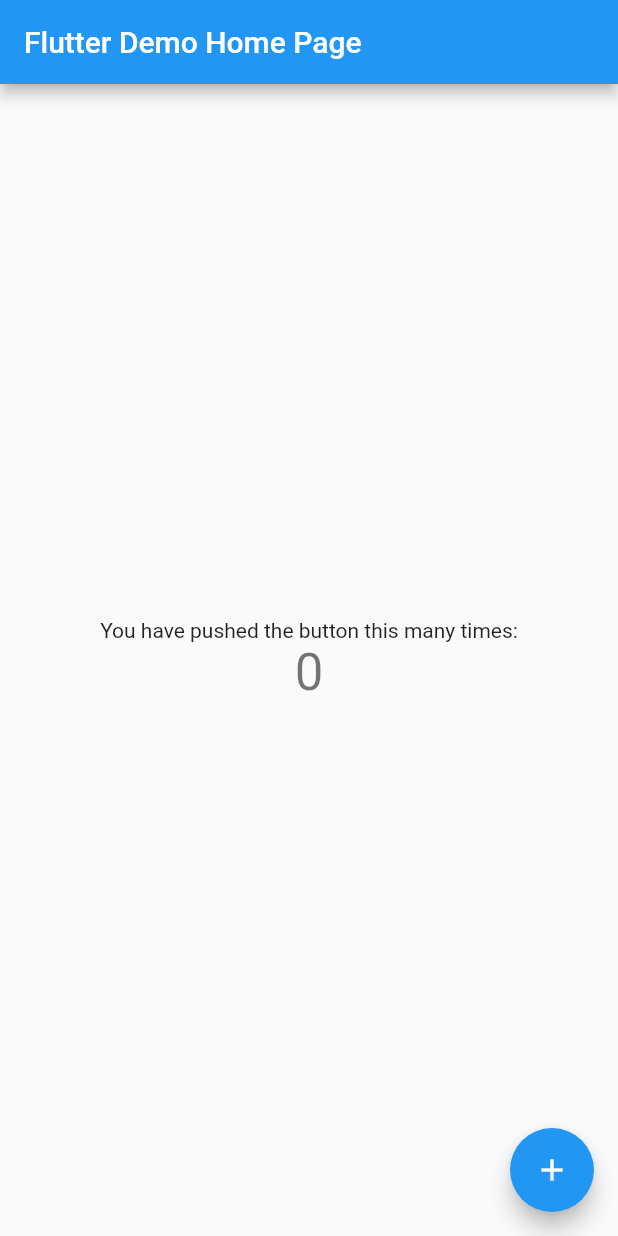
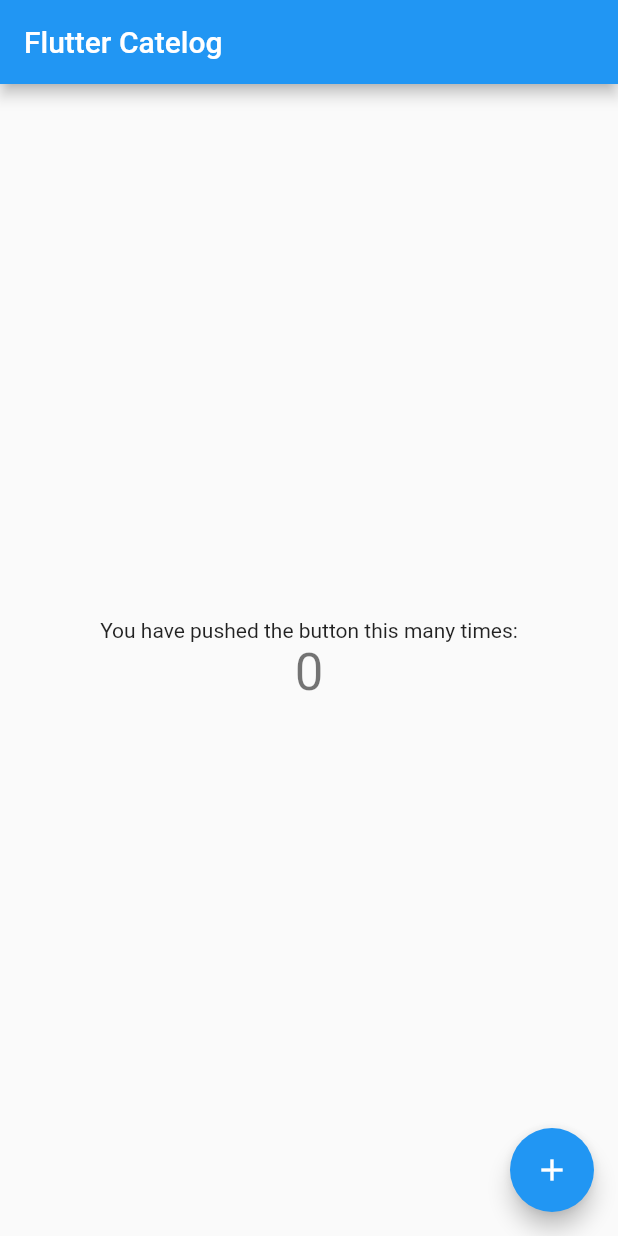
Before and after one commit to thiha-soehtet/learn_flutter, a Flutter app: the screen it shows after launch, on a phone screen of 412 x 824 dp. Run offline on Flutter 3.47's test engine with Material 2 defaults, Android fonts, the phone set to English and light mode, and no system bars.

Commit message:
change flutter catelog app name

```diff
--- a/flutter_catelog/lib/main.dart
+++ b/flutter_catelog/lib/main.dart
@@ -26,7 +26,7 @@ class MyApp extends StatelessWidget {
         // closer together (more dense) than on mobile platforms.
         visualDensity: VisualDensity.adaptivePlatformDensity,
       ),
-      home: MyHomePage(title: 'Flutter Demo Home Page'),
+      home: MyHomePage(title: 'Flutter Catelog'),
     );
   }
 }
```
Also changed, not shown: 3 other files.
